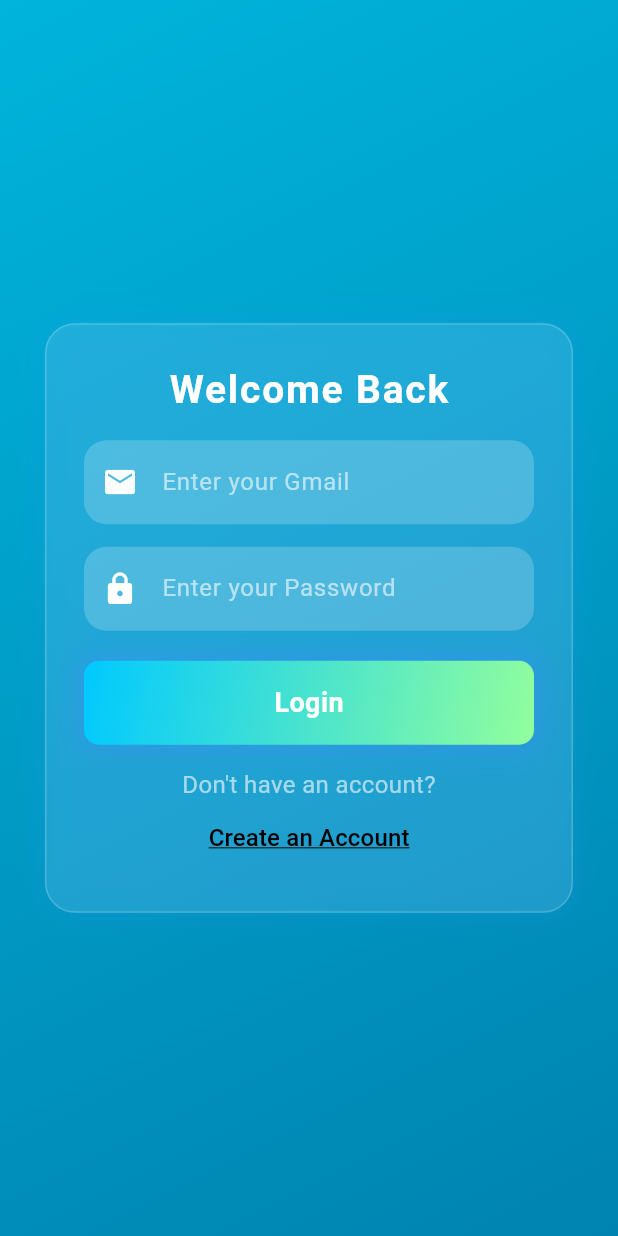
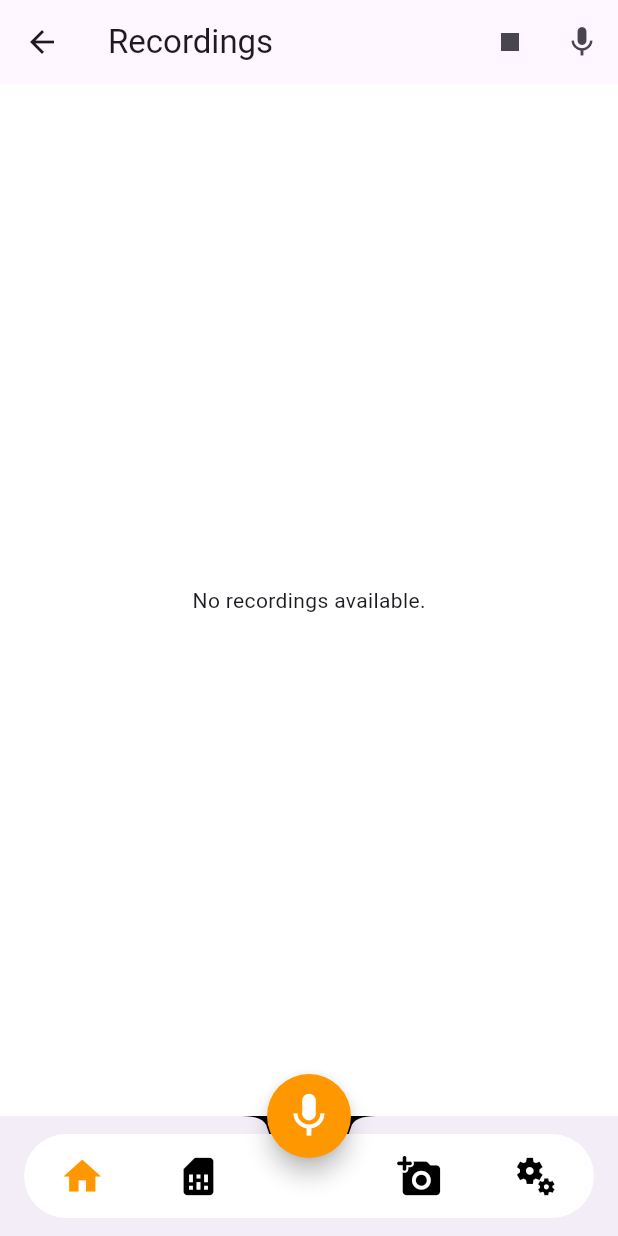
Before and after one commit to Azrul16/Lecturer-AI_Powered_Study_App, a Flutter app: the screen it shows after launch, after a tap on "Login", on a phone screen of 412 x 824 dp. Run offline on Flutter 3.47's test engine with Material 3 defaults, Android fonts, the phone set to English and light mode, and no system bars; our stand-ins replace cloud_firestore, firebase_auth, google_sign_in, permission_handler, shared_preferences, speech_to_text; missing offline and left inert: flutter_sound; accounts and stored records are empty.

Commit message:
created microphone

```diff
--- a/lecturer/lib/login_credentials/login_page.dart
+++ b/lecturer/lib/login_credentials/login_page.dart
@@ -2,6 +2,7 @@
 
 import 'package:flutter/material.dart';
 import 'package:lecturer/login_credentials/create_account.dart';
+import 'package:lecturer/screens/landing_screen.dart';
 
 class LoginPage extends StatefulWidget {
   const LoginPage({super.key});
@@ -136,7 +137,11 @@ class _LoginPageState extends State<LoginPage>
   // Neon-Glowing Login Button
   Widget _buildLoginButton() {
     return GestureDetector(
-      onTap: () {},
+      onTap: () {
+        Navigator.of(
+          context,
+        ).push(MaterialPageRoute(builder: (context) => LandingPage()));
+      },
       child: Container(
         padding: const EdgeInsets.symmetric(vertical: 15),
         width: double.infinity,
--- /dev/null
+++ b/lecturer/lib/screens/floating_act.dart
@@ -0,0 +1,185 @@
+import 'package:flutter/material.dart';
+import 'package:speech_to_text/speech_to_text.dart' as stt;
+import 'package:permission_handler/permission_handler.dart';
+
+class FloatingMicWidget extends StatefulWidget {
+  const FloatingMicWidget({super.key});
+
+  @override
+  // ignore: library_private_types_in_public_api
+  _FloatingMicWidgetState createState() => _FloatingMicWidgetState();
+}
+
+class _FloatingMicWidgetState extends State<FloatingMicWidget>
+    with SingleTickerProviderStateMixin {
+  bool isListening = false;
+  late AnimationController _animationController;
+  stt.SpeechToText _speech = stt.SpeechToText();
+  String recognizedText = "Press Start to Speak";
+
+  @override
+  void initState() {
+    super.initState();
+    _initializeSpeech();
+    _animationController = AnimationController(
+      vsync: this,
+      duration: Duration(seconds: 1),
+      lowerBound: 0.8,
+      upperBound: 1.2,
+    )..addStatusListener((status) {
+      if (status == AnimationStatus.completed) {
+        _animationController.reverse();
+      } else if (status == AnimationStatus.dismissed) {
+        _animationController.forward();
+      }
+    });
+  }
+
+  Future<void> _initializeSpeech() async {
+    var status = await Permission.microphone.request();
+    if (status != PermissionStatus.granted) {
+      ScaffoldMessenger.of(context).showSnackBar(
+        SnackBar(content: Text("Microphone permission is required")),
+      );
+      return;
+    }
+    bool available = await _speech.initialize();
+    if (!available) {
+      ScaffoldMessenger.of(context).showSnackBar(
+        SnackBar(content: Text("Speech recognition is not available")),
+      );
+    }
+  }
+
+  void _toggleListening() async {
+    if (!isListening) {
+      bool available = await _speech.initialize();
+      if (available) {
+        setState(() {
+          isListening = true;
+          recognizedText = "Listening...";
+        });
+        _speech.listen(
+          onResult: (result) {
+            setState(() {
+              recognizedText = result.recognizedWords;
+            });
+          },
+        );
+        _animationController.forward();
+      }
+    } else {
+      _speech.stop();
+      setState(() {
+        isListening = false;
+      });
+      _animationController.stop();
+      _animationController.value = 1.0;
+    }
+  }
+
+  void _showFloatingWindow(BuildContext context) {
+    showDialog(
+      context: context,
+      barrierDismissible: false,
+      builder: (BuildContext context) {
+        return StatefulBuilder(
+          builder: (context, setState) {
+            return Dialog(
+              shape: RoundedRectangleBorder(
+                borderRadius: BorderRadius.circular(20),
+              ),
+              elevation: 10,
+              backgroundColor: Colors.white,
+              child: Padding(
+                padding: const EdgeInsets.all(30.0),
+                child: Column(
+                  mainAxisSize: MainAxisSize.min,
+                  children: [
+                    AnimatedBuilder(
+                      animation: _animationController,
+                      builder: (context, child) {
+                        return Transform.scale(
+                          scale: isListening ? _animationController.value : 1.0,
+                          child: Icon(
+                            Icons.mic,
+                            size: 100,
+                            color: isListening ? Colors.red : Colors.blue,
+                          ),
+                        );
+                      },
+                    ),
+                    SizedBox(height: 20),
+                    Text(
+                      recognizedText,
+                      textAlign: TextAlign.center,
+                      style: TextStyle(
+                        fontSize: 20,
+                        fontWeight: FontWeight.bold,
+                      ),
+                    ),
+                    SizedBox(height: 20),
+                    Row(
+                      mainAxisAlignment: MainAxisAlignment.spaceEvenly,
+                      children: [
+                        ElevatedButton(
+                          onPressed: () {
+                            setState(() {
+                              _toggleListening();
+                            });
+                          },
+                          style: ElevatedButton.styleFrom(
+                            backgroundColor:
+                                isListening ? Colors.red : Colors.green,
+                            padding: EdgeInsets.symmetric(
+                              horizontal: 30,
+                              vertical: 15,
+                            ),
+                            textStyle: TextStyle(fontSize: 18),
+                          ),
+                          child: Text(isListening ? "Stop" : "Start"),
+                        ),
+                        if (!isListening)
+                          ElevatedButton(
+                            onPressed: () {
+                              Navigator.of(context).pop();
+                            },
+                            style: ElevatedButton.styleFrom(
+                              backgroundColor: Colors.blue,
+                              padding: EdgeInsets.symmetric(
+                                horizontal: 30,
+                                vertical: 15,
+                              ),
+                              textStyle: TextStyle(fontSize: 18),
+                            ),
+                            child: Text("Close"),
+                          ),
+                      ],
+                    ),
+                  ],
+                ),
+              ),
+            );
+          },
+        );
+      },
+    );
+  }
+
+  @override
+  void dispose() {
+    _speech.stop();
+    _animationController.dispose();
+    super.dispose();
+  }
+
+  @override
+  Widget build(BuildContext context) {
+    return FloatingActionButton(
+      onPressed: () => _showFloatingWindow(context),
+      backgroundColor: Colors.orange,
+      shape: CircleBorder(),
+      child: Icon(Icons.mic, color: Colors.white, size: 35),
+    );
+  }
+}
--- /dev/null
+++ b/lecturer/lib/screens/home_screen.dart
@@ -0,0 +1,168 @@
+import 'dart:io';
+
+import 'package:flutter/material.dart';
+import 'package:flutter_sound/flutter_sound.dart';
+import 'package:path_provider/path_provider.dart';
+
+class HomeScreen extends StatefulWidget {
+  const HomeScreen({super.key});
+
+  @override
+  _HomeScreenState createState() => _HomeScreenState();
+}
+
+class _HomeScreenState extends State<HomeScreen> {
+  List<String> recordings = [];
+  FlutterSoundPlayer? _audioPlayer;
+  FlutterSoundRecorder? _audioRecorder;
+  String? _currentlyPlaying;
+  bool _isPlaying = false;
+
+  @override
+  void initState() {
+    super.initState();
+    _loadRecordings();
+    _audioPlayer = FlutterSoundPlayer();
+    _audioRecorder = FlutterSoundRecorder();
+  }
+
+  // Load recordings from the local directory
+  Future<void> _loadRecordings() async {
+    final directory = await getApplicationDocumentsDirectory();
+    final dir = Directory(directory.path);
+    final files = await dir.list().toList();
+
+    setState(() {
+      recordings =
+          files
+              .where((file) => file.path.endsWith(".aac"))
+              .map((file) => file.path)
+              .toList();
+    });
+  }
+
+  // Start recording
+  Future<void> _startRecording() async {
+    final directory = await getApplicationDocumentsDirectory();
+    final filePath =
+        '${directory.path}/recording_${DateTime.now().millisecondsSinceEpoch}.aac';
+
+    await _audioRecorder?.startRecorder(toFile: filePath);
+    setState(() {
+      recordings.add(filePath); // Add the new recording immediately
+    });
+  }
+
+  // Stop recording
+  Future<void> _stopRecording() async {
+    await _audioRecorder?.stopRecorder();
+    _loadRecordings(); // Refresh the recordings list after stopping
+  }
+
+  // Play the selected recording
+  void _playRecording(String path) async {
+    if (_currentlyPlaying != null && _currentlyPlaying != path) {
+      await _audioPlayer?.stopPlayer();
+      setState(() {
+        _isPlaying = false;
+      });
+    }
+
+    if (_currentlyPlaying == path) {
+      await _audioPlayer?.stopPlayer();
+      setState(() {
+        _isPlaying = false;
+      });
+    } else {
+      setState(() {
+        _currentlyPlaying = path;
+        _isPlaying = true;
+      });
+      await _audioPlayer?.openPlayer();
+      await _audioPlayer?.startPlayer(fromURI: path);
+    }
+  }
+
+  // Pause the audio
+  void _pauseRecording() async {
+    await _audioPlayer?.stopPlayer();
+    setState(() {
+      _isPlaying = false;
+    });
+  }
+
+  // Delete the recording
+  void _deleteRecording(String path) async {
+    final file = File(path);
+    await file.delete();
+    setState(() {
+      recordings.remove(path);
+    });
+  }
+
+  @override
+  void dispose() {
+    _audioPlayer?.closePlayer();
+    _audioRecorder?.closeRecorder();
+    super.dispose();
+  }
+
+  @override
+  Widget build(BuildContext context) {
+    return Scaffold(
+      backgroundColor: Colors.white,
+      appBar: AppBar(
+        title: const Text("Recordings"),
+        actions: [
+          IconButton(icon: const Icon(Icons.stop), onPressed: _stopRecording),
+          IconButton(icon: const Icon(Icons.mic), onPressed: _startRecording),
+        ],
+      ),
+      body: SafeArea(
+        child: Center(
+          child:
+              recordings.isEmpty
+                  ? const Text("No recordings available.")
+                  : ListView.builder(
+                    itemCount: recordings.length,
+                    itemBuilder: (context, index) {
+                      final recording = recordings[index];
+                      bool isCurrentRecording = _currentlyPlaying == recording;
+                      return ListTile(
+                        title: Text("Recording ${index + 1}"),
+                        subtitle: Text(recording),
+                        trailing: Row(
+                          mainAxisSize: MainAxisSize.min,
+                          children: [
+                            IconButton(
+                              icon: Icon(
+                                isCurrentRecording && _isPlaying
+                                    ? Icons.pause
+                                    : Icons.play_arrow,
+                                color:
+                                    isCurrentRecording && _isPlaying
+                                        ? Colors.red
+                                        : Colors.green,
+                              ),
+                              onPressed: () {
+                                if (isCurrentRecording && _isPlaying) {
+                                  _pauseRecording();
+                                } else {
+                                  _playRecording(recording);
+                                }
+                              },
+                            ),
+                            IconButton(
+                              icon: const Icon(Icons.delete),
+                              onPressed: () => _deleteRecording(recording),
+                            ),
+                          ],
+                        ),
+                      );
+                    },
+                  ),
+        ),
+      ),
+    );
+  }
+}
--- /dev/null
+++ b/lecturer/lib/screens/landing_screen.dart
@@ -0,0 +1,93 @@
+import 'package:flutter/material.dart';
+import 'package:lecturer/screens/floating_act.dart';
+import 'package:lecturer/screens/home_screen.dart';
+import 'package:lecturer/screens/notes_screen.dart';
+import 'package:lecturer/screens/question_screen.dart';
+import 'package:lecturer/screens/settings.dart';
+
+class LandingPage extends StatefulWidget {
+  const LandingPage({super.key});
+
+  @override
+  // ignore: library_private_types_in_public_api
+  _LandingPageState createState() => _LandingPageState();
+}
+
+class _LandingPageState extends State<LandingPage> {
+  int _selectedIndex = 0;
+
+  final List<Widget> _screens = [
+    HomeScreen(),
+    QuestionScreen(),
+    NotesScreen(),
+    SettingsScreen(),
+  ];
+
+  void _onItemTapped(int index) {
+    setState(() {
+      _selectedIndex = index;
+    });
+  }
+
+  @override
+  Widget build(BuildContext context) {
+    return Scaffold(
+      backgroundColor: Colors.black, // Background color as per the image
+      bottomNavigationBar: BottomAppBar(
+        shape: CircularNotchedRectangle(),
+        notchMargin: 1.0,
+        child: Container(
+          height: 60,
+          decoration: BoxDecoration(
+            color: Colors.white,
+            borderRadius: BorderRadius.vertical(
+              top: Radius.circular(40),
+              bottom: Radius.circular(40),
+            ),
+          ),
+          child: Row(
+            mainAxisAlignment: MainAxisAlignment.spaceAround,
+            children: [
+              IconButton(
+                icon: Icon(
+                  Icons.home,
+                  size: 30,
+                  color: _selectedIndex == 0 ? Colors.orange : Colors.black,
+                ),
+                onPressed: () => _onItemTapped(0),
+              ),
+              IconButton(
+                icon: Icon(
+                  Icons.sim_card,
+                  size: 30,
+                  color: _selectedIndex == 1 ? Colors.orange : Colors.black,
+                ),
+                onPressed: () => _onItemTapped(1),
+              ),
+              SizedBox(width: 40), // Space for FAB
+              IconButton(
+                icon: Icon(
+                  Icons.add_a_photo_rounded,
+                  size: 30,
+                  color: _selectedIndex == 2 ? Colors.orange : Colors.black,
+                ),
+                onPressed: () => _onItemTapped(2),
+              ),
+              IconButton(
+                icon: Icon(
+                  Icons.miscellaneous_services_sharp,
+                  size: 30,
+                  color: _selectedIndex == 3 ? Colors.orange : Colors.black,
+                ),
+                onPressed: () => _onItemTapped(3),
+              ),
+            ],
+          ),
+        ),
+      ),
+      floatingActionButton: FloatingMicWidget(),
+      floatingActionButtonLocation: FloatingActionButtonLocation.centerDocked,
+      body: _screens[_selectedIndex],
+    );
+  }
+}
--- a/lecturer/pubspec.yaml
+++ b/lecturer/pubspec.yaml
@@ -41,6 +41,11 @@ dependencies:
   shared_preferences: ^2.5.2
   google_fonts: ^6.2.1
   font_awesome_flutter: ^10.8.0
+  lottie: ^3.3.1
+  flutter_sound: ^9.26.0
+  permission_handler: ^11.4.0
+  path_provider: ^2.1.5
+  speech_to_text: ^7.0.0
 
 dev_dependencies:
   flutter_test:
```
Also changed, not shown: lecturer/assets/mic_idle.json (added, +1 -0 lines), lecturer/lib/screens/floating_action.dart (added, +181 -0 lines), lecturer/lib/screens/notes_screen.dart (added, +13 -0 lines), lecturer/lib/screens/question_screen.dart (added, +10 -0 lines), lecturer/lib/screens/settings.dart (added, +13 -0 lines), lecturer/pubspec.lock, 5 other files.
